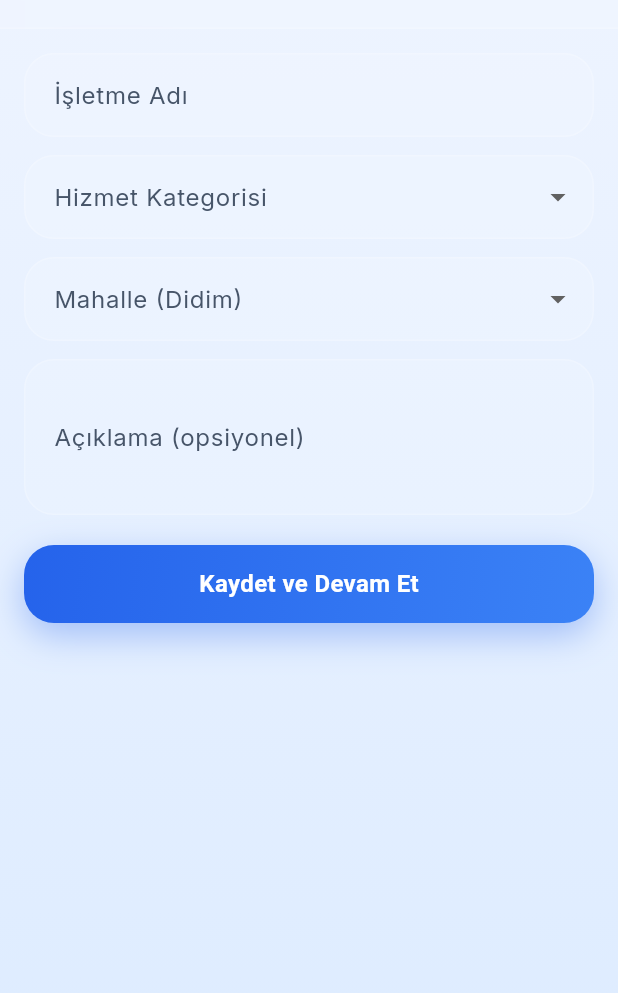
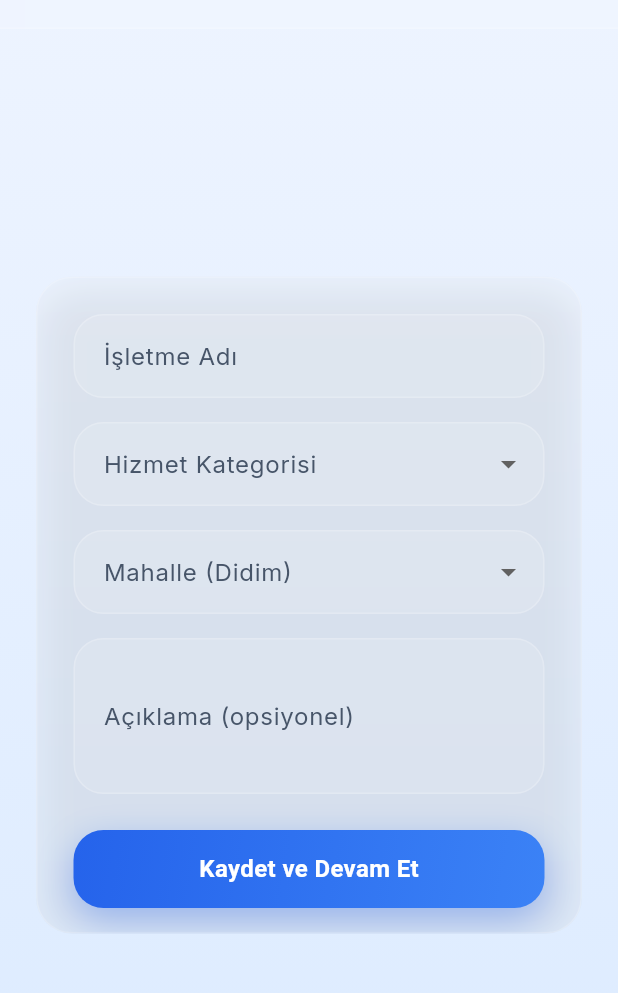
Before and after one commit to ercinnn/usta_didim, a Flutter app: the ProviderProfileScreen screen opened directly, on a phone screen of 412 x 824 dp, the part 55-1048 px from its top. Run offline on Flutter 3.47's test engine with Material 3 defaults, Android fonts, the phone set to English and light mode, and no system bars; our stand-ins replace firebase_core, firebase_messaging, flutter_riverpod, google_fonts, image_picker, supabase_flutter; accounts and stored records are empty.

Commit message:
Polish provider profile screen for a more professional look
Raw exception text replaced with the branded error snackbar used by
the other forms. Category/neighborhood dropdowns were bare Material
defaults next to themed GlassTextFields; gave them matching glass
styling (fill, border, focus/error states) without changing their
interaction behavior. Added a re-entrancy guard, field disabling
during submit, spacing on GlassSpacing tokens, and a glass card wrap
for parity with the other profile/auth forms.

Co-Authored-By: Claude Sonnet 5 <noreply@anthropic.com>

```diff
--- a/lib/features/profile/presentation/provider_profile_screen.dart
+++ b/lib/features/profile/presentation/provider_profile_screen.dart
@@ -3,8 +3,11 @@ import 'package:flutter_riverpod/flutter_riverpod.dart';
 
 import '../../../core/constants/didim_neighborhoods.dart';
 import '../../../core/constants/service_categories.dart';
+import '../../../core/theme/glass_colors.dart';
+import '../../../core/theme/glass_spacing.dart';
 import '../../../core/widgets/glass_app_bar.dart';
 import '../../../core/widgets/glass_button.dart';
+import '../../../core/widgets/glass_container.dart';
 import '../../../core/widgets/glass_text_field.dart';
 import '../../../core/widgets/responsive_scaffold.dart';
 import '../../auth/presentation/auth_providers.dart';
@@ -43,6 +46,7 @@ class _ProviderProfileScreenState extends ConsumerState<ProviderProfileScreen> {
   }
 
   Future<void> _submit() async {
+    if (_isLoading) return;
     if (!_formKey.currentState!.validate()) return;
     setState(() => _isLoading = true);
     try {
@@ -74,62 +78,148 @@ class _ProviderProfileScreenState extends ConsumerState<ProviderProfileScreen> {
         Navigator.of(context).pop();
       }
     } catch (e) {
-      if (!mounted) return;
-      ScaffoldMessenger.of(context)
-          .showSnackBar(SnackBar(content: Text('$e')));
+      _showError('Bir hata oluştu: $e');
     } finally {
       if (mounted) setState(() => _isLoading = false);
     }
   }
 
+  void _showError(String message) {
+    if (!mounted) return;
+    ScaffoldMessenger.of(context)
+      ..hideCurrentSnackBar()
+      ..showSnackBar(
+        SnackBar(
+          content: Text(message),
+          backgroundColor: GlassColors.error,
+          behavior: SnackBarBehavior.floating,
+        ),
+      );
+  }
+
+  InputDecoration _dropdownDecoration(
+    BuildContext context, {
+    required String label,
+    required bool enabled,
+  }) {
+    final brightness = Theme.of(context).brightness;
+    final radius = BorderRadius.circular(GlassSpacing.radiusSm);
+    final border = OutlineInputBorder(
+      borderRadius: radius,
+      borderSide: BorderSide(color: GlassColors.glassBorder(brightness)),
+    );
+    return InputDecoration(
+      labelText: label,
+      enabled: enabled,
+      filled: true,
+      fillColor: GlassColors.glassFill(brightness),
+      border: border,
+      enabledBorder: border,
+      disabledBorder: border,
+      focusedBorder: border.copyWith(
+        borderSide: const BorderSide(color: GlassColors.primary, width: 2),
+      ),
+      errorBorder: border.copyWith(
+        borderSide: const BorderSide(color: GlassColors.error),
+      ),
+      focusedErrorBorder: border.copyWith(
+        borderSide: const BorderSide(color: GlassColors.error, width: 2),
+      ),
+      contentPadding: const EdgeInsets.symmetric(
+        horizontal: GlassSpacing.md,
+        vertical: GlassSpacing.md,
+      ),
+      labelStyle: TextStyle(color: GlassColors.textSecondary(brightness)),
+    );
+  }
+
   @override
   Widget build(BuildContext context) {
+    final brightness = Theme.of(context).brightness;
     return GlassScaffold(
       appBar: GlassAppBar(
         title: Text(
           widget.isEditing ? 'Profili Düzenle' : 'Usta Profilini Tamamla',
         ),
       ),
-      body: Padding(
-        padding: const EdgeInsets.all(16),
+      body: Center(
+        child: SingleChildScrollView(
+          padding: const EdgeInsets.symmetric(
+            horizontal: GlassSpacing.lg,
+            vertical: GlassSpacing.xl,
+          ),
+          child: ConstrainedBox(
+            constraints: const BoxConstraints(maxWidth: 420),
+            child: GlassContainer(
+              padding: const EdgeInsets.fromLTRB(
+                GlassSpacing.lg,
+                GlassSpacing.lg,
+                GlassSpacing.lg,
+                GlassSpacing.md,
+              ),
               child: Form(
                 key: _formKey,
-          child: ListView(
+                child: Column(
+                  crossAxisAlignment: CrossAxisAlignment.stretch,
+                  mainAxisSize: MainAxisSize.min,
                   children: [
                     GlassTextField(
                       controller: _businessNameController,
                       labelText: 'İşletme Adı',
+                      enabled: !_isLoading,
+                      textInputAction: TextInputAction.next,
+                      onFieldSubmitted: (_) =>
+                          FocusScope.of(context).nextFocus(),
                       validator: (value) => (value == null || value.isEmpty)
                           ? 'İşletme adı gerekli'
                           : null,
                     ),
-              const SizedBox(height: 12),
+                    const SizedBox(height: GlassSpacing.md),
                     DropdownButtonFormField<String>(
                       initialValue: _category,
-                decoration: const InputDecoration(labelText: 'Hizmet Kategorisi'),
+                      decoration: _dropdownDecoration(
+                        context,
+                        label: 'Hizmet Kategorisi',
+                        enabled: !_isLoading,
+                      ),
+                      style:
+                          TextStyle(color: GlassColors.textPrimary(brightness)),
                       items: serviceCategories
                           .map((c) => DropdownMenuItem(value: c, child: Text(c)))
                           .toList(),
-                onChanged: (value) => setState(() => _category = value),
-                validator: (value) => value == null ? 'Kategori seçin' : null,
+                      onChanged: _isLoading
+                          ? null
+                          : (value) => setState(() => _category = value),
+                      validator: (value) =>
+                          value == null ? 'Kategori seçin' : null,
                     ),
-              const SizedBox(height: 12),
+                    const SizedBox(height: GlassSpacing.md),
                     DropdownButtonFormField<String>(
                       initialValue: _neighborhood,
-                decoration: const InputDecoration(labelText: 'Mahalle (Didim)'),
+                      decoration: _dropdownDecoration(
+                        context,
+                        label: 'Mahalle (Didim)',
+                        enabled: !_isLoading,
+                      ),
+                      style:
+                          TextStyle(color: GlassColors.textPrimary(brightness)),
                       items: didimNeighborhoods
                           .map((n) => DropdownMenuItem(value: n, child: Text(n)))
                           .toList(),
-                onChanged: (value) => setState(() => _neighborhood = value),
-                validator: (value) => value == null ? 'Mahalle seçin' : null,
+                      onChanged: _isLoading
+                          ? null
+                          : (value) => setState(() => _neighborhood = value),
+                      validator: (value) =>
+                          value == null ? 'Mahalle seçin' : null,
                     ),
-              const SizedBox(height: 12),
+                    const SizedBox(height: GlassSpacing.md),
                     GlassTextField(
                       controller: _descriptionController,
                       maxLines: 3,
                       labelText: 'Açıklama (opsiyonel)',
+                      enabled: !_isLoading,
                     ),
-              const SizedBox(height: 20),
+                    const SizedBox(height: GlassSpacing.lg),
                     GlassButton(
                       label: widget.isEditing ? 'Kaydet' : 'Kaydet ve Devam Et',
                       loading: _isLoading,
@@ -139,6 +229,9 @@ class _ProviderProfileScreenState extends ConsumerState<ProviderProfileScreen> {
                 ),
               ),
             ),
+          ),
+        ),
+      ),
     );
   }
 }
```
Lines whose indentation alone changed are shown as unchanged.
